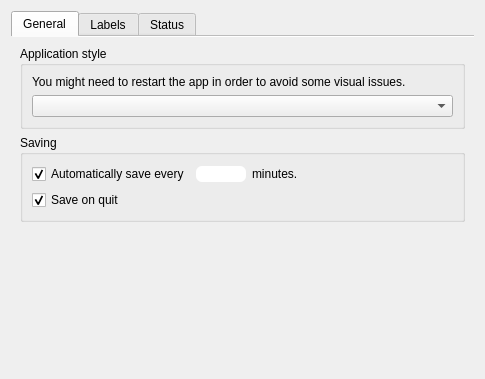
This is src/ui/settings.ui in olivierkes/manuskript as Qt 5 draws it before an edit. The edited form follows.
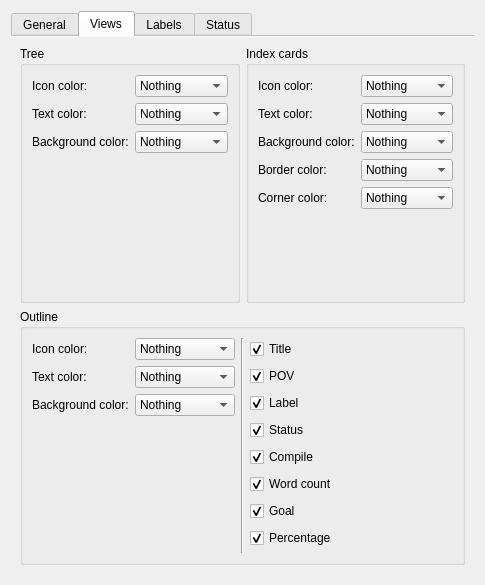
This is the edited form. Icons and pictures are not drawn.

What changed in the file:
```diff
--- a/src/ui/settings.ui
+++ b/src/ui/settings.ui
@@ -7,7 +7,7 @@
     <x>0</x>
     <y>0</y>
     <width>485</width>
-    <height>379</height>
+    <height>585</height>
    </rect>
   </property>
   <property name="windowTitle">
@@ -17,7 +17,7 @@
    <item>
     <widget class="QTabWidget" name="tabWidget">
      <property name="currentIndex">
-      <number>0</number>
+      <number>1</number>
      </property>
      <property name="documentMode">
       <bool>true</bool>
@@ -139,6 +139,535 @@
        </item>
       </layout>
      </widget>
+     <widget class="QWidget" name="tab_4">
+      <attribute name="title">
+       <string>Views</string>
+      </attribute>
+      <layout class="QVBoxLayout" name="verticalLayout_9">
+       <item>
+        <layout class="QHBoxLayout" name="horizontalLayout_6">
+         <item>
+          <widget class="QGroupBox" name="groupBox_3">
+           <property name="title">
+            <string>Tree</string>
+           </property>
+           <layout class="QFormLayout" name="formLayout">
+            <item row="0" column="0">
+             <widget class="QLabel" name="label_3">
+              <property name="text">
+               <string>Icon color:</string>
+              </property>
+             </widget>
+            </item>
+            <item row="0" column="1">
+             <widget class="QComboBox" name="cmbTreeIcon">
+              <item>
+               <property name="text">
+                <string>Nothing</string>
+               </property>
+              </item>
+              <item>
+               <property name="text">
+                <string>POV</string>
+               </property>
+              </item>
+              <item>
+               <property name="text">
+                <string>Label</string>
+               </property>
+              </item>
+              <item>
+               <property name="text">
+                <string>Progress</string>
+               </property>
+              </item>
+              <item>
+               <property name="text">
+                <string>Compile</string>
+               </property>
+              </item>
+             </widget>
+            </item>
+            <item row="1" column="0">
+             <widget class="QLabel" name="label_4">
+              <property name="text">
+               <string>Text color:</string>
+              </property>
+             </widget>
+            </item>
+            <item row="1" column="1">
+             <widget class="QComboBox" name="cmbTreeText">
+              <item>
+               <property name="text">
+                <string>Nothing</string>
+               </property>
+              </item>
+              <item>
+               <property name="text">
+                <string>POV</string>
+               </property>
+              </item>
+              <item>
+               <property name="text">
+                <string>Label</string>
+               </property>
+              </item>
+              <item>
+               <property name="text">
+                <string>Progress</string>
+               </property>
+              </item>
+              <item>
+               <property name="text">
+                <string>Compile</string>
+               </property>
+              </item>
+             </widget>
+            </item>
+            <item row="2" column="0">
+             <widget class="QLabel" name="label_5">
+              <property name="text">
+               <string>Background color:</string>
+              </property>
+             </widget>
+            </item>
+            <item row="2" column="1">
+             <widget class="QComboBox" name="cmbTreeBackground">
+              <item>
+               <property name="text">
+                <string>Nothing</string>
+               </property>
+              </item>
+              <item>
+               <property name="text">
+                <string>POV</string>
+               </property>
+              </item>
+              <item>
+               <property name="text">
+                <string>Label</string>
+               </property>
+              </item>
+              <item>
+               <property name="text">
+                <string>Progress</string>
+               </property>
+              </item>
+              <item>
+               <property name="text">
+                <string>Compile</string>
+               </property>
+              </item>
+             </widget>
+            </item>
+           </layout>
+          </widget>
+         </item>
+         <item>
+          <widget class="QGroupBox" name="groupBox_5">
+           <property name="title">
+            <string>Index cards</string>
+           </property>
+           <layout class="QFormLayout" name="formLayout_2">
+            <item row="0" column="0">
+             <widget class="QLabel" name="label_9">
+              <property name="text">
+               <string>Icon color:</string>
+              </property>
+             </widget>
+            </item>
+            <item row="0" column="1">
+             <widget class="QComboBox" name="cmbCorkIcon">
+              <item>
+               <property name="text">
+                <string>Nothing</string>
+               </property>
+              </item>
+              <item>
+               <property name="text">
+                <string>POV</string>
+               </property>
+              </item>
+              <item>
+               <property name="text">
+                <string>Label</string>
+               </property>
+              </item>
+              <item>
+               <property name="text">
+                <string>Progress</string>
+               </property>
+              </item>
+              <item>
+               <property name="text">
+                <string>Compile</string>
+               </property>
+              </item>
+             </widget>
+            </item>
+            <item row="1" column="0">
+             <widget class="QLabel" name="label_10">
+              <property name="text">
+               <string>Text color:</string>
+              </property>
+             </widget>
+            </item>
+            <item row="1" column="1">
+             <widget class="QComboBox" name="cmbCorkText">
+              <item>
+               <property name="text">
+                <string>Nothing</string>
+               </property>
+              </item>
+              <item>
+               <property name="text">
+                <string>POV</string>
+               </property>
+              </item>
+              <item>
+               <property name="text">
+                <string>Label</string>
+               </property>
+              </item>
+              <item>
+               <property name="text">
+                <string>Progress</string>
+               </property>
+              </item>
+              <item>
+               <property name="text">
+                <string>Compile</string>
+               </property>
+              </item>
+             </widget>
+            </item>
+            <item row="2" column="0">
+             <widget class="QLabel" name="label_11">
+              <property name="text">
+               <string>Background color:</string>
+              </property>
+             </widget>
+            </item>
+            <item row="2" column="1">
+             <widget class="QComboBox" name="cmbCorkBackground">
+              <item>
+               <property name="text">
+                <string>Nothing</string>
+               </property>
+              </item>
+              <item>
+               <property name="text">
+                <string>POV</string>
+               </property>
+              </item>
+              <item>
+               <property name="text">
+                <string>Label</string>
+               </property>
+              </item>
+              <item>
+               <property name="text">
+                <string>Progress</string>
+               </property>
+              </item>
+              <item>
+               <property name="text">
+                <string>Compile</string>
+               </property>
+              </item>
+             </widget>
+            </item>
+            <item row="3" column="0">
+             <widget class="QLabel" name="label_12">
+              <property name="text">
+               <string>Border color:</string>
+              </property>
+             </widget>
+            </item>
+            <item row="3" column="1">
+             <widget class="QComboBox" name="cmbCorkBorder">
+              <item>
+               <property name="text">
+                <string>Nothing</string>
+               </property>
+              </item>
+              <item>
+               <property name="text">
+                <string>POV</string>
+               </property>
+              </item>
+              <item>
+               <property name="text">
+                <string>Label</string>
+               </property>
+              </item>
+              <item>
+               <property name="text">
+                <string>Progress</string>
+               </property>
+              </item>
+              <item>
+               <property name="text">
+                <string>Compile</string>
+               </property>
+              </item>
+             </widget>
+            </item>
+            <item row="4" column="0">
+             <widget class="QLabel" name="label_13">
+              <property name="text">
+               <string>Corner color:</string>
+              </property>
+             </widget>
+            </item>
+            <item row="4" column="1">
+             <widget class="QComboBox" name="cmbCorkCorner">
+              <item>
+               <property name="text">
+                <string>Nothing</string>
+               </property>
+              </item>
+              <item>
+               <property name="text">
+                <string>POV</string>
+               </property>
+              </item>
+              <item>
+               <property name="text">
+                <string>Label</string>
+               </property>
+              </item>
+              <item>
+               <property name="text">
+                <string>Progress</string>
+               </property>
+              </item>
+              <item>
+               <property name="text">
+                <string>Compile</string>
+               </property>
+              </item>
+             </widget>
+            </item>
+           </layout>
+          </widget>
+         </item>
+        </layout>
+       </item>
+       <item>
+        <widget class="QGroupBox" name="groupBox_4">
+         <property name="title">
+          <string>Outline</string>
+         </property>
+         <layout class="QHBoxLayout" name="horizontalLayout_4">
+          <item>
+           <layout class="QFormLayout" name="formLayout_3">
+            <item row="0" column="0">
+             <widget class="QLabel" name="label_6">
+              <property name="text">
+               <string>Icon color:</string>
+              </property>
+             </widget>
+            </item>
+            <item row="0" column="1">
+             <widget class="QComboBox" name="cmbOutlineIcon">
+              <item>
+               <property name="text">
+                <string>Nothing</string>
+               </property>
+              </item>
+              <item>
+               <property name="text">
+                <string>POV</string>
+               </property>
+              </item>
+              <item>
+               <property name="text">
+                <string>Label</string>
+               </property>
+              </item>
+              <item>
+               <property name="text">
+                <string>Progress</string>
+               </property>
+              </item>
+              <item>
+               <property name="text">
+                <string>Compile</string>
+               </property>
+              </item>
+             </widget>
+            </item>
+            <item row="1" column="0">
+             <widget class="QLabel" name="label_7">
+              <property name="text">
+               <string>Text color:</string>
+              </property>
+             </widget>
+            </item>
+            <item row="1" column="1">
+             <widget class="QComboBox" name="cmbOutlineText">
+              <item>
+               <property name="text">
+                <string>Nothing</string>
+               </property>
+              </item>
+              <item>
+               <property name="text">
+                <string>POV</string>
+               </property>
+              </item>
+              <item>
+               <property name="text">
+                <string>Label</string>
+               </property>
+              </item>
+              <item>
+               <property name="text">
+                <string>Progress</string>
+               </property>
+              </item>
+              <item>
+               <property name="text">
+                <string>Compile</string>
+               </property>
+              </item>
+             </widget>
+            </item>
+            <item row="2" column="0">
+             <widget class="QLabel" name="label_8">
+              <property name="text">
+               <string>Background color:</string>
+              </property>
+             </widget>
+            </item>
+            <item row="2" column="1">
+             <widget class="QComboBox" name="cmbOutlineBackground">
+              <item>
+               <property name="text">
+                <string>Nothing</string>
+               </property>
+              </item>
+              <item>
+               <property name="text">
+                <string>POV</string>
+               </property>
+              </item>
+              <item>
+               <property name="text">
+                <string>Label</string>
+               </property>
+              </item>
+              <item>
+               <property name="text">
+                <string>Progress</string>
+               </property>
+              </item>
+              <item>
+               <property name="text">
+                <string>Compile</string>
+               </property>
+              </item>
+             </widget>
+            </item>
+           </layout>
+          </item>
+          <item>
+           <widget class="Line" name="line">
+            <property name="orientation">
+             <enum>Qt::Vertical</enum>
+            </property>
+           </widget>
+          </item>
+          <item>
+           <layout class="QVBoxLayout" name="verticalLayout_8">
+            <item>
+             <widget class="QCheckBox" name="chkOutlineTitle">
+              <property name="text">
+               <string>Title</string>
+              </property>
+              <property name="checked">
+               <bool>true</bool>
+              </property>
+             </widget>
+            </item>
+            <item>
+             <widget class="QCheckBox" name="chkOutlinePOV">
+              <property name="text">
+               <string>POV</string>
+              </property>
+              <property name="checked">
+               <bool>true</bool>
+              </property>
+             </widget>
+            </item>
+            <item>
+             <widget class="QCheckBox" name="chkOutlineLabel">
+              <property name="text">
+               <string>Label</string>
+              </property>
+              <property name="checked">
+               <bool>true</bool>
+              </property>
+             </widget>
+            </item>
+            <item>
+             <widget class="QCheckBox" name="chkOutlineStatus">
+              <property name="text">
+               <string>Status</string>
+              </property>
+              <property name="checked">
+               <bool>true</bool>
+              </property>
+             </widget>
+            </item>
+            <item>
+             <widget class="QCheckBox" name="chkOutlineCompile">
+              <property name="text">
+               <string>Compile</string>
+              </property>
+              <property name="checked">
+               <bool>true</bool>
+              </property>
+             </widget>
+            </item>
+            <item>
+             <widget class="QCheckBox" name="chkOutlineWordCount">
+              <property name="text">
+               <string>Word count</string>
+              </property>
+              <property name="checked">
+               <bool>true</bool>
+              </property>
+             </widget>
+            </item>
+            <item>
+             <widget class="QCheckBox" name="chkOutlineGoal">
+              <property name="text">
+               <string>Goal</string>
+              </property>
+              <property name="checked">
+               <bool>true</bool>
+              </property>
+             </widget>
+            </item>
+            <item>
+             <widget class="QCheckBox" name="chkOutlinePercentage">
+              <property name="text">
+               <string>Percentage</string>
+              </property>
+              <property name="checked">
+               <bool>true</bool>
+              </property>
+             </widget>
+            </item>
+           </layout>
+          </item>
+         </layout>
+        </widget>
+       </item>
+      </layout>
+     </widget>
      <widget class="QWidget" name="tab">
       <attribute name="title">
        <string>Labels</string>
```
Left out of the diff: 59 changed lines with no effect on the pictures.
